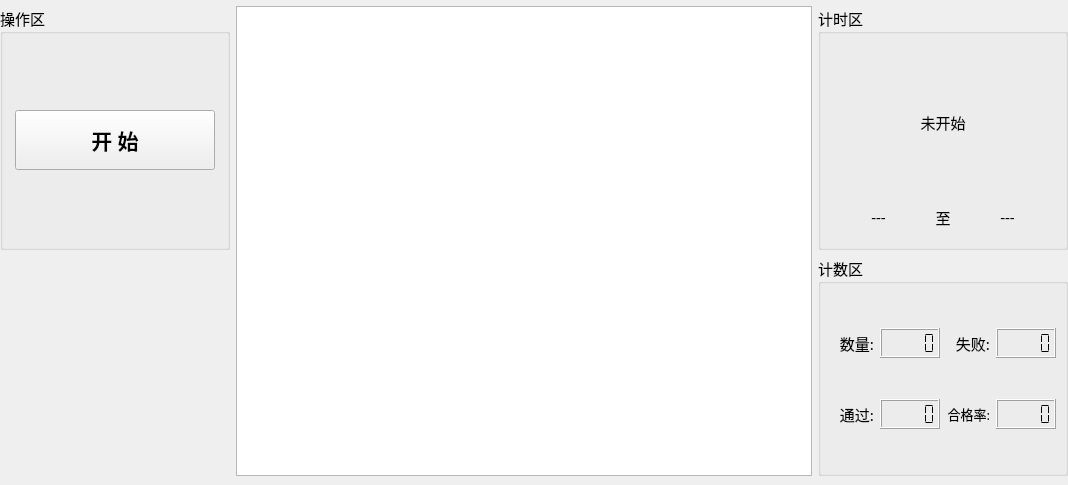
Old version of the form mpro_pcb/home/home_workwid.ui in the repository ChinaClever/MPro-Tools.
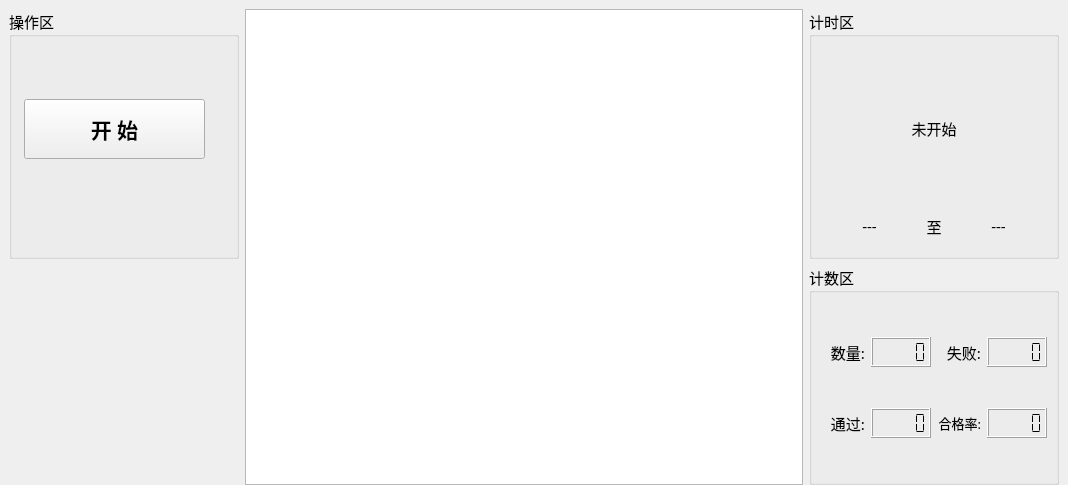
New version of the form. Icons and pictures are not drawn.

The edit to the form file:
```diff
--- a/mpro_pcb/home/home_workwid.ui
+++ b/mpro_pcb/home/home_workwid.ui
@@ -35,16 +35,16 @@
   </property>
   <layout class="QGridLayout" name="gridLayout">
    <property name="leftMargin">
-    <number>0</number>
+    <number>9</number>
    </property>
    <property name="topMargin">
-    <number>6</number>
+    <number>9</number>
    </property>
    <property name="rightMargin">
-    <number>0</number>
+    <number>9</number>
    </property>
    <property name="bottomMargin">
-    <number>9</number>
+    <number>0</number>
    </property>
    <property name="horizontalSpacing">
     <number>6</number>
@@ -54,7 +54,7 @@
      <property name="minimumSize">
       <size>
        <width>0</width>
-       <height>220</height>
+       <height>150</height>
       </size>
      </property>
      <property name="maximumSize">
@@ -72,12 +72,18 @@
      <property name="title">
       <string>操作区</string>
      </property>
-     <layout class="QGridLayout" name="gridLayout_3">
-      <item row="0" column="0">
        <widget class="QPushButton" name="startBtn">
         <property name="enabled">
          <bool>true</bool>
         </property>
+      <property name="geometry">
+       <rect>
+        <x>15</x>
+        <y>90</y>
+        <width>181</width>
+        <height>60</height>
+       </rect>
+      </property>
         <property name="minimumSize">
          <size>
           <width>120</width>
@@ -101,8 +107,6 @@
          <string>开 始</string>
         </property>
        </widget>
-      </item>
-     </layout>
     </widget>
    </item>
    <item row="0" column="1" rowspan="2">
@@ -373,6 +377,13 @@
      </layout>
     </widget>
    </item>
+   <item row="1" column="0">
+    <widget class="QWidget" name="widget" native="true">
+     <property name="styleSheet">
+      <string notr="true">background-image: url(:/image/things.png);</string>
+     </property>
+    </widget>
+   </item>
   </layout>
  </widget>
  <resources/>
```
Lines whose indentation alone changed are shown as unchanged.
